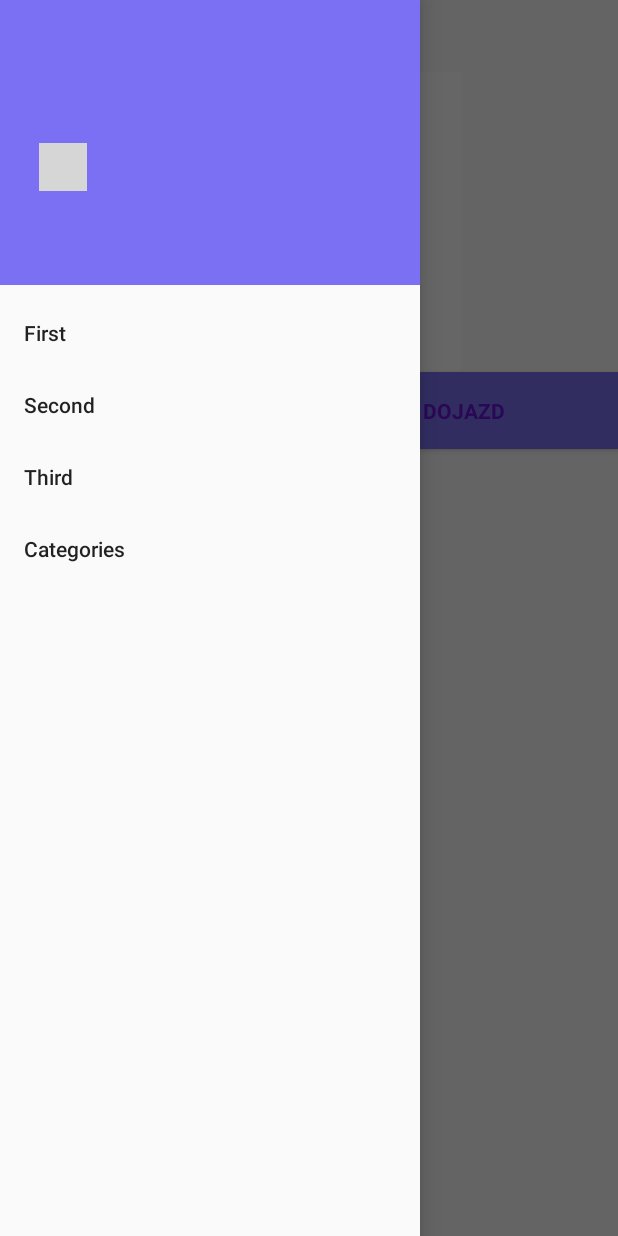
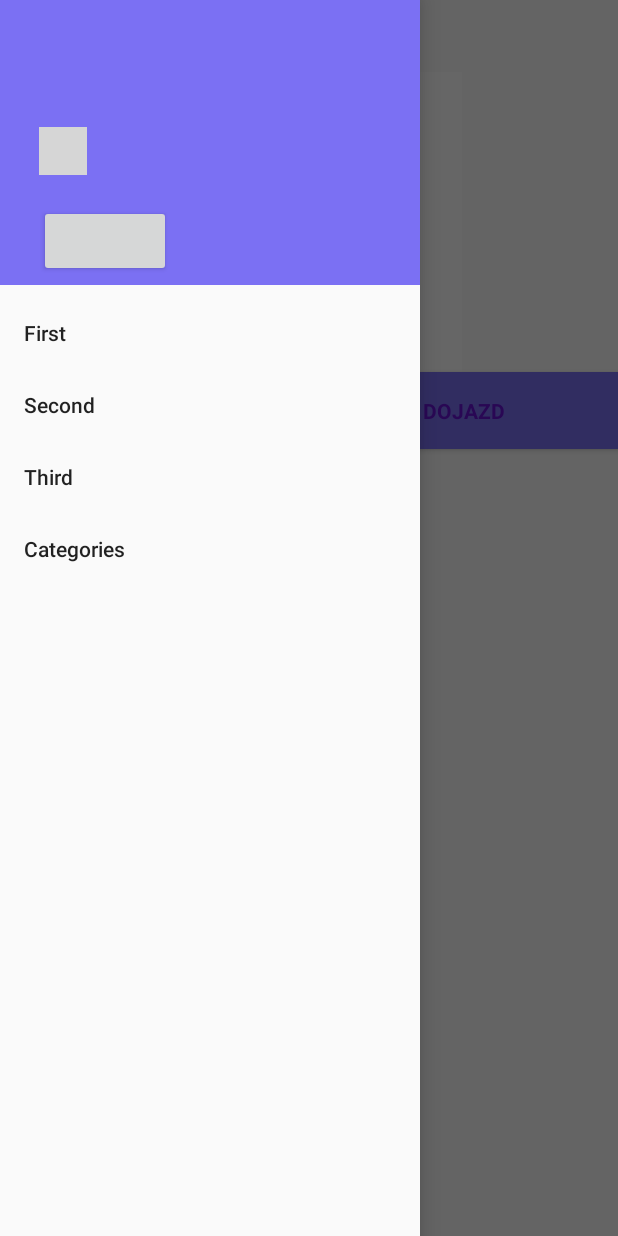
Before and after one commit to GrzesiekK126/Wrocasion, an Android app: the Tabs screen opened directly, with no data from a screen before it, with the side drawer open, on a phone screen of 412 x 824 dp. Run offline under Robolectric (Android 15) with nearby library versions, the light colour scheme and no system bars; libraries missing offline, so code that uses them is left out: com.facebook, com.facebook.login; plain views replace LoginButton, ProfilePictureView; grey boxes are pictures that could not be loaded.

Commit message:
Update logowania

```diff
--- a/Wrocasion/app/src/main/res/layout/header.xml
+++ b/Wrocasion/app/src/main/res/layout/header.xml
@@ -14,31 +14,32 @@
         android:layout_above="@+id/username"
         android:layout_alignParentLeft="true"
         android:layout_alignParentStart="true"
-        android:layout_marginBottom="15dp" />
+        android:layout_marginBottom="10dp" />
 
     <TextView
         android:layout_width="wrap_content"
         android:layout_height="wrap_content"
         android:textSize="14sp"
-        android:textColor="#FFF"
+        android:textColor="@color/White"
         android:textStyle="bold"
         android:gravity="left"
         android:paddingBottom="4dp"
         android:id="@+id/username"
-        android:layout_marginBottom="24dp"
         android:layout_alignParentBottom="true"
         android:layout_alignLeft="@+id/profile_image"
         android:layout_alignStart="@+id/profile_image"
-        android:layout_above="@+id/loginButton"/>
+        android:layout_above="@+id/loginButton"
+        android:layout_marginBottom="40dp" />
 
     <com.facebook.login.widget.LoginButton
         android:id="@+id/loginButton"
         android:layout_width="wrap_content"
         android:layout_height="wrap_content"
         android:layout_gravity="center_horizontal"
-        android:layout_centerVertical="true"
-        android:layout_centerHorizontal="true"
-        android:visibility="invisible"/>
+        android:layout_alignParentBottom="true"
+        android:layout_alignLeft="@+id/username"
+        android:layout_alignStart="@+id/username"
+        android:layout_marginBottom="5dp" />
 
 
 </RelativeLayout>
--- a/Wrocasion/app/src/main/res/menu/drawer.xml
+++ b/Wrocasion/app/src/main/res/menu/drawer.xml
@@ -23,6 +23,5 @@
             android:checked="false"
             android:title="Categories" />
 
-
     </group>
 </menu>
--- a/Wrocasion/app/src/main/res/values/colors.xml
+++ b/Wrocasion/app/src/main/res/values/colors.xml
@@ -3,4 +3,5 @@
     <color name="PrimaryColor">#7b70f3</color>
     <color name="PrimaryDarkColor">#6612d2</color>
     <color name="White">#ffffff</color>
+    <color name="Blue">#0079ff</color>
 </resources>
--- a/Wrocasion/app/src/main/res/values/strings.xml
+++ b/Wrocasion/app/src/main/res/values/strings.xml
@@ -5,6 +5,7 @@
     <string name="closeDrawer">Navigation View</string>
     <string name="openDrawer">Navigation View Closed</string>
     <string name="pomin"><u>Pomiń</u></string>
+    <string name="przejdz"><u>Przejdź dalej</u></string>
 
     <string name="facebook_app_id">612104825595674</string>
 </resources>
```
Also changed, not shown: Wrocasion/app/src/main/java/app/wrocasion/Facebook.java (added, +7 -0 lines), Wrocasion/app/src/main/java/app/wrocasion/FirstActivity.java (+35 -4 lines), Wrocasion/app/src/main/java/app/wrocasion/MainActivity.java (+67 -16 lines), Wrocasion/app/src/main/res/layout/start_activity.xml (+28 -3 lines), Wrocasion/app/src/main/res/drawable/tlo.png (added).
